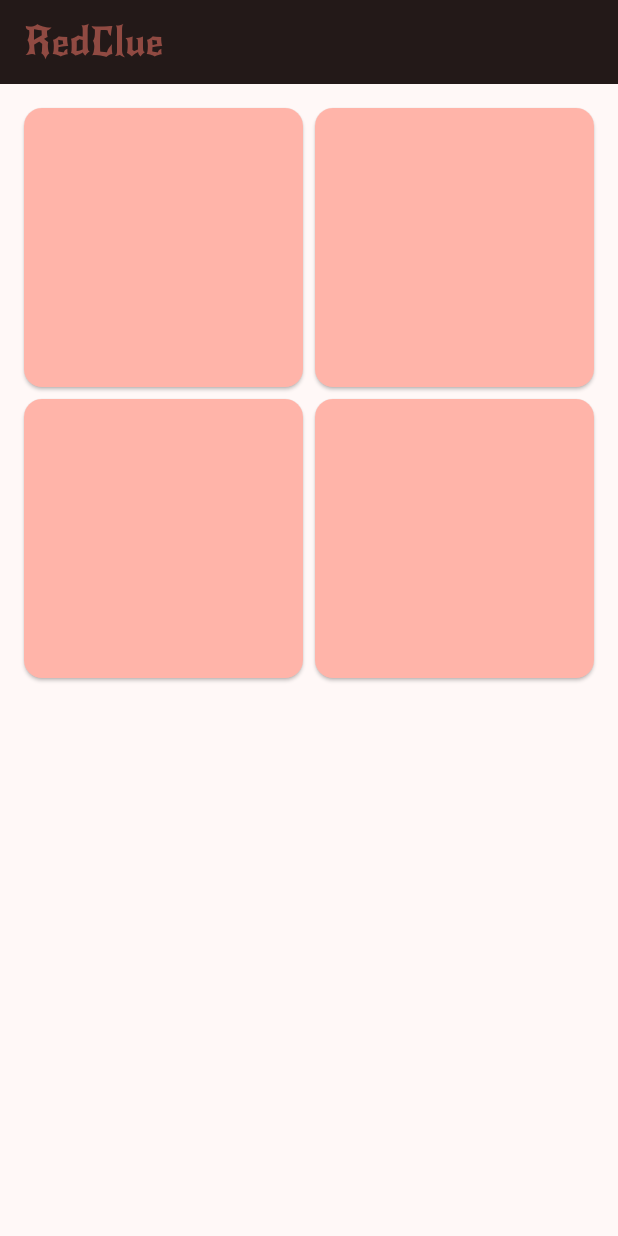
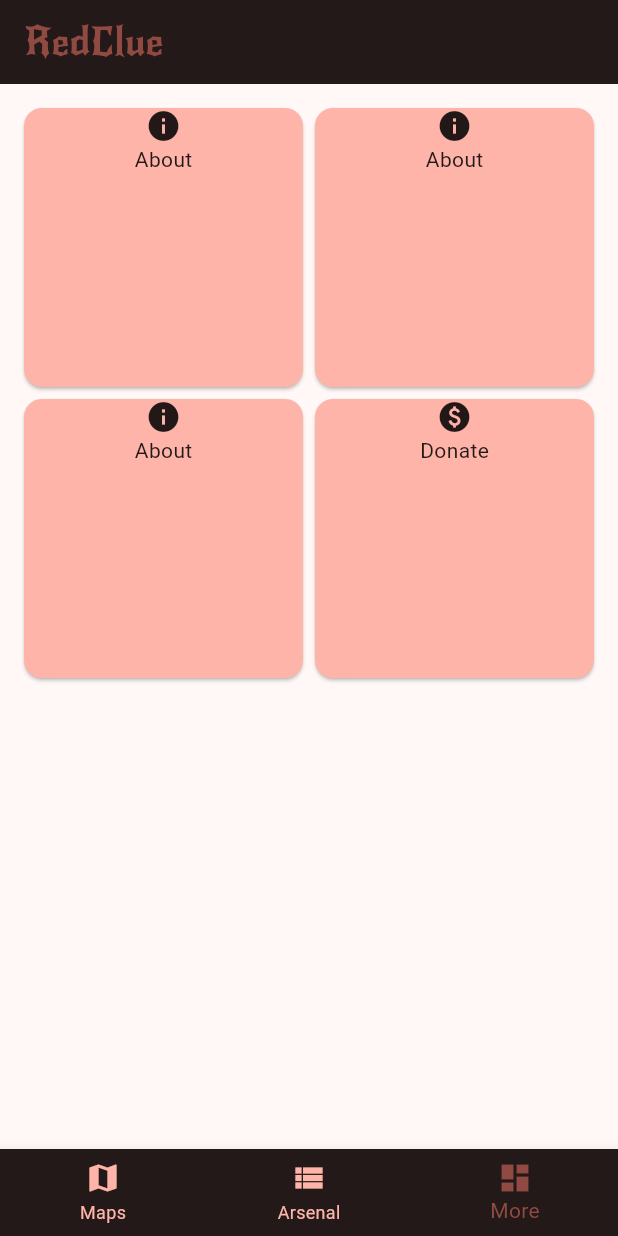
Before and after one commit to NTayloe/RedClue, a Flutter app: the screen it shows after launch, on a phone screen of 412 x 824 dp. Run offline on Flutter 3.47's test engine with Material 3 defaults, Android fonts, the phone set to English and light mode, and no system bars.

Commit message:
Start organizing navigation

```diff
--- a/lib/main.dart
+++ b/lib/main.dart
@@ -1,4 +1,6 @@
 import 'package:flutter/material.dart';
+import 'package:red_clue/pages/maps_page.dart';
+import 'package:red_clue/pages/home_page.dart';
 
 void main() {
   runApp(const MyApp());
@@ -15,30 +17,36 @@ class MyApp extends StatelessWidget {
         colorScheme: ColorScheme.fromSeed(seedColor: Colors.red),
         useMaterial3: true,
       ),
-      home: const MyHomePage(title: 'RedClue'),
+      home: const MainPage(title: 'RedClue'),
+      routes: {
+        '/mainpage': (context) => const MainPage(title: 'RedClue'),
+        '/maps': (context) => const MapsPage(),
+      },
     );
   }
 }
 
-class MyHomePage extends StatefulWidget {
-  const MyHomePage({super.key, required this.title});
-
-  // This widget is the home page of your application. It is stateful, meaning
-  // that it has a State object (defined below) that contains fields that affect
-  // how it looks.
-
-  // This class is the configuration for the state. It holds the values (in this
-  // case the title) provided by the parent (in this case the App widget) and
-  // used by the build method of the State. Fields in a Widget subclass are
-  // always marked "final".
+class MainPage extends StatefulWidget {
+  const MainPage({super.key, required this.title});
 
   final String title;
 
   @override
-  State<MyHomePage> createState() => _MyHomePageState();
+  State<MainPage> createState() => _MainPageState();
 }
 
-class _MyHomePageState extends State<MyHomePage> {
+class _MainPageState extends State<MainPage> {
+  int _selectedIndex = 2;
+
+  void _onItemTapped(int index) {
+    setState(() {
+      _selectedIndex = index;
+    });
+  }
+
+  final screens = [
+
+  ];
 
   @override
   Widget build(BuildContext context) {
@@ -60,20 +68,72 @@ class _MyHomePageState extends State<MyHomePage> {
         ),
       ),
       body: GridView.count(
-        shrinkWrap: true,
         padding: EdgeInsets.all(12),
         crossAxisCount: 2,
-        children: List.generate(
-          4,
-          (index){
-            return Card(
-
-              color: Theme.of(context).colorScheme.inversePrimary,
-
-            );
-          },
-        ),
+        children: const <NavigationCard>[
+          NavigationCard(
+            icon: Icon(Icons.info),
+            label: 'About',
+          ),
+          NavigationCard(
+            icon: Icon(Icons.info),
+            label: 'About',
+          ),
+          NavigationCard(
+            icon: Icon(Icons.info),
+            label: 'About',
+          ),
+          NavigationCard(
+            icon: Icon(Icons.paid),
+            label: 'Donate',
+          ),
+        ],
+      ),
+      bottomNavigationBar: BottomNavigationBar(
+        backgroundColor: Theme.of(context).colorScheme.onSurface,
+        selectedItemColor: Theme.of(context).colorScheme.primary,
+        unselectedItemColor: Theme.of(context).colorScheme.inversePrimary,
+        currentIndex: _selectedIndex,
+        onTap: _onItemTapped,
+        items: const <BottomNavigationBarItem>[
+          BottomNavigationBarItem(
+            icon: Icon(Icons.map),
+            label: 'Maps',
+          ),
+          BottomNavigationBarItem(
+            icon: Icon(Icons.view_list),
+            label: 'Arsenal'
+          ),
+          BottomNavigationBarItem(
+            icon: Icon(Icons.dashboard),
+            label: 'More'
+          ),
+        ],
       ),
     );
   }
 }
+
+class NavigationCard extends StatelessWidget {
+  const NavigationCard({super.key, required this.label, required this.icon});
+
+  final Icon icon;
+  final String label;
+  // add navigation variable
+
+  @override
+  Widget build(BuildContext context) {
+    return GestureDetector(
+      child: Card(
+        color: Theme.of(context).colorScheme.inversePrimary,
+        child: Column(
+          children: [
+            Icon(this.icon.icon),
+            Text(this.label),
+          ],
+        ),
+      ),
+      // onTap:
+    );
+  }
+}
--- /dev/null
+++ b/lib/pages/home_page.dart
@@ -0,0 +1,12 @@
+import 'package:flutter/material.dart';
+
+class HomePage extends StatelessWidget {
+  const HomePage({super.key});
+
+  @override
+  Widget build(BuildContext context) {
+    return const Scaffold(
+
+    );
+  }
+}
--- /dev/null
+++ b/lib/pages/maps_page.dart
@@ -0,0 +1,12 @@
+import 'package:flutter/material.dart';
+
+class MapsPage extends StatelessWidget {
+  const MapsPage({super.key});
+
+  @override
+  Widget build(BuildContext context) {
+    return const Scaffold(
+
+    );
+  }
+}
```
